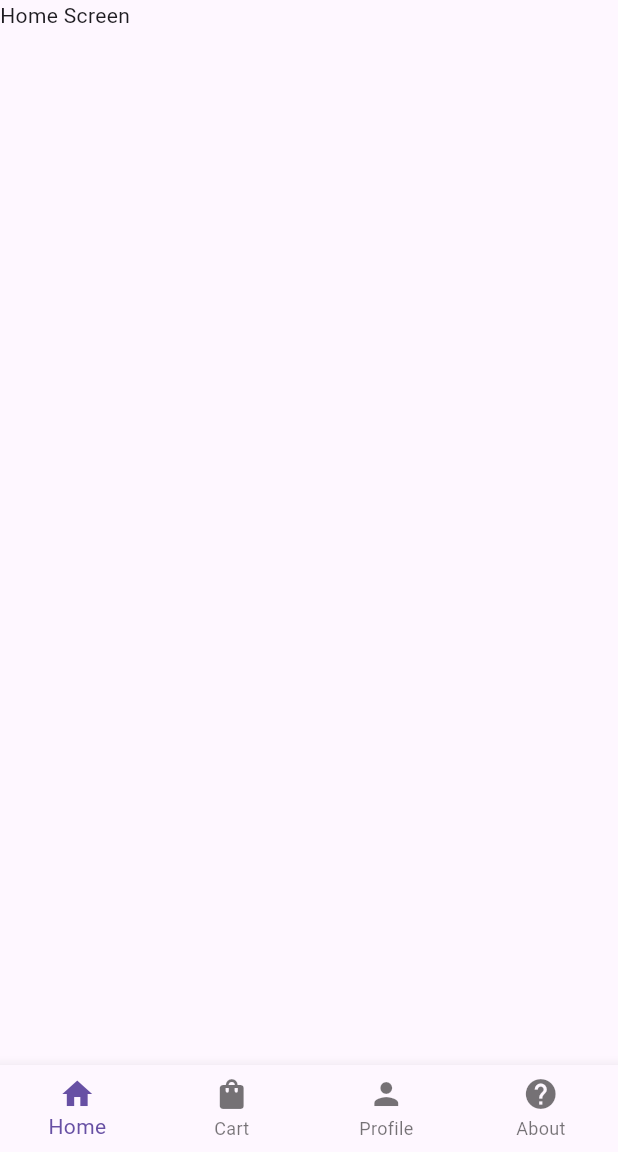
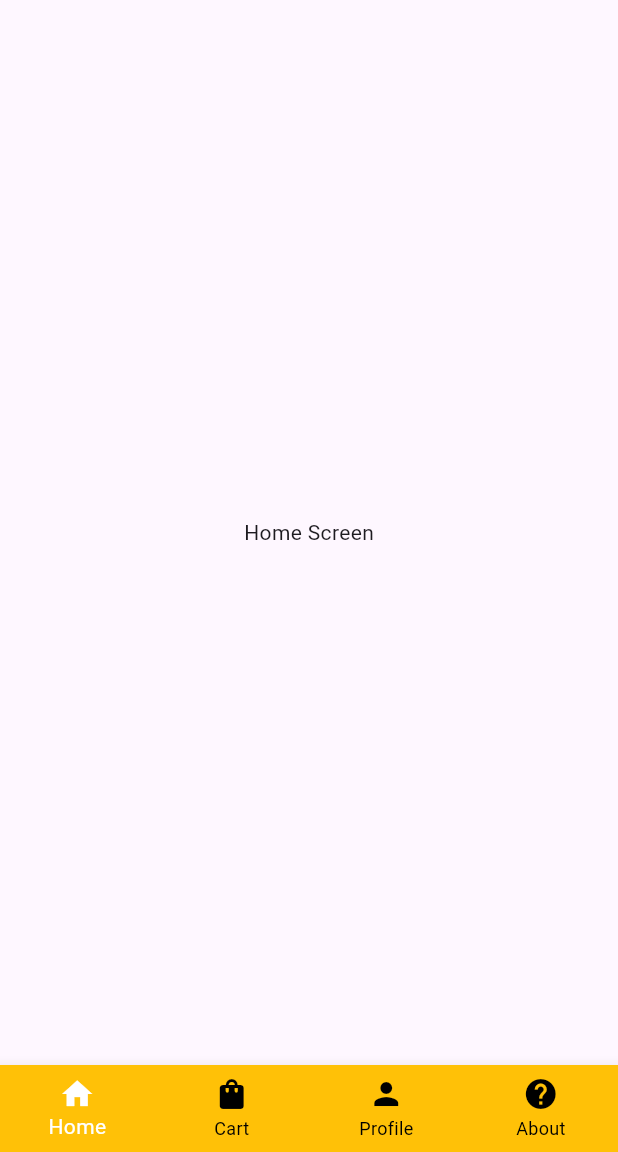
Before and after one commit to ShadipKumarJoshi/android_flutter_kiran_sir, a Flutter app: the screen it shows after launch, on a phone screen of 412 x 824 dp, the part 84-1236 px from its top. Run offline on Flutter 3.47's test engine with Material 3 defaults, Android fonts, the phone set to English and light mode, and no system bars.

Commit message:
navbar highlight

```diff
--- a/first_app/lib/screen/bottom_screen/about_screen.dart
+++ b/first_app/lib/screen/bottom_screen/about_screen.dart
@@ -8,7 +8,9 @@ class AboutScreen extends StatelessWidget {
   @override
   Widget build(BuildContext context) {
     return const SizedBox.expand(
-      child: Text('About'),
+      child: Center(
+        child: Text('About'),
+      ),
     );
   }
 }
--- a/first_app/lib/screen/bottom_screen/cart_screen.dart
+++ b/first_app/lib/screen/bottom_screen/cart_screen.dart
@@ -8,7 +8,9 @@ class CartScreen extends StatelessWidget {
   @override
   Widget build(BuildContext context) {
     return const SizedBox.expand(
-      child: Text('Cart'),
+      child: Center(
+        child: Text('Cart'),
+      ),
     );
   }
 }
--- a/first_app/lib/screen/bottom_screen/dashboard_screen.dart
+++ b/first_app/lib/screen/bottom_screen/dashboard_screen.dart
@@ -1,4 +1,9 @@
+// Primary Screen
+
+import 'package:first_app/screen/bottom_screen/about_screen.dart';
+import 'package:first_app/screen/bottom_screen/cart_screen.dart';
 import 'package:first_app/screen/bottom_screen/home_screen.dart';
+import 'package:first_app/screen/bottom_screen/profile_screen.dart';
 import 'package:flutter/material.dart';
 
 class DashboardScreen extends StatefulWidget {
@@ -9,6 +14,17 @@ class DashboardScreen extends StatefulWidget {
 }
 
 class _DashboardScreenState extends State<DashboardScreen> {
+  // to highlight the navbar
+  int _selectedIndex = 0;
+
+// list creastion for highlighting screen icon
+  List<Widget> lstBottomScreen = [
+    const HomeScreen(),
+    const CartScreen(),
+    const ProfileScreen(),
+    const AboutScreen(),
+  ];
+
   @override
   Widget build(BuildContext context) {
     return Scaffold(
@@ -18,8 +34,12 @@ class _DashboardScreenState extends State<DashboardScreen> {
         centerTitle: true,
         elevation: 0,
       ),
+
+      body: lstBottomScreen[_selectedIndex],
+      // Bottom Navigation Bar
+
       bottomNavigationBar: BottomNavigationBar(
-        type: BottomNavigationBarType.fixed,
+          type: BottomNavigationBarType.fixed, // for more than 3 bottom icons
           items: const [
             BottomNavigationBarItem(
               icon: Icon(Icons.home),
@@ -38,9 +58,19 @@ class _DashboardScreenState extends State<DashboardScreen> {
               label: 'About',
             ),
           ],
-      ),
-      // calling homescreen in the parent screen
-      body: const HomeScreen(),
+
+          // color change on Tap
+          backgroundColor: Colors.amber,
+          selectedItemColor: Colors.white,
+          unselectedItemColor: Colors.black,
+
+          // current index from list
+          currentIndex: _selectedIndex,
+          onTap: (index) {
+            setState(() {
+              _selectedIndex = index;
+            });
+          }),
     );
   }
 }
--- a/first_app/lib/screen/bottom_screen/home_screen.dart
+++ b/first_app/lib/screen/bottom_screen/home_screen.dart
@@ -8,7 +8,10 @@ class HomeScreen extends StatelessWidget {
   @override
   Widget build(BuildContext context) {
     return const SizedBox.expand(
-      child: Text('Home Screen'),
+      // no scaffold.. use sizedbox
+      child: Center(
+        child: Text('Home Screen'),
+      ),
     );
   }
 }
--- a/first_app/lib/screen/bottom_screen/profile_screen.dart
+++ b/first_app/lib/screen/bottom_screen/profile_screen.dart
@@ -8,7 +8,9 @@ class ProfileScreen extends StatelessWidget {
   @override
   Widget build(BuildContext context) {
     return const SizedBox.expand(
-      child: Text('Profile Screen'),
+      child: Center(
+        child: Text('Profile Screen'),
+      ),
     );
   }
 }
```
Lines whose indentation alone changed are shown as unchanged.
